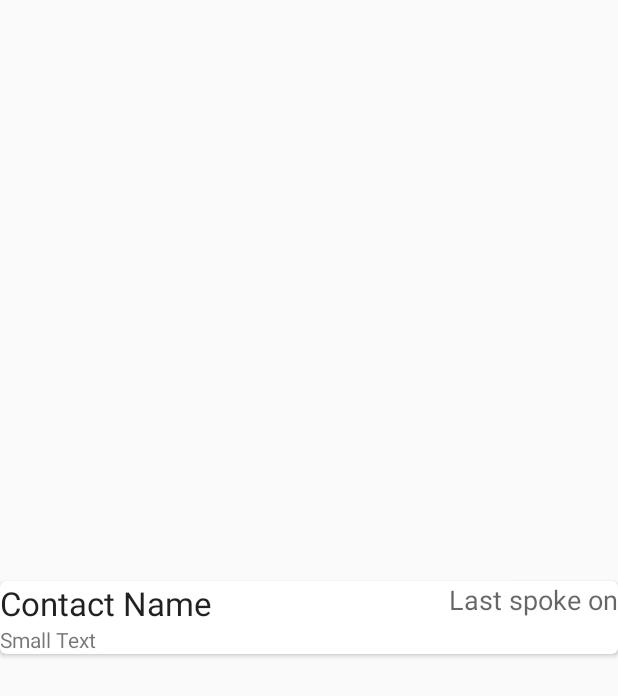
After one commit to AlexREvans/Keep-In-Touch, an Android app: the layout card_last_contact.xml on its own in the app's theme, with its tools: preview values and no code run, on a phone screen of 412 x 824 dp. The commit adds this screen. Shown: the top 696 px of the screen. Run offline under Robolectric (Android 15) with nearby library versions, the phone set to English and light mode, and no system bars.

Commit message:
Added contact card layout

```diff
--- a/app/build.gradle
+++ b/app/build.gradle
@@ -24,4 +24,6 @@ dependencies {
     testCompile 'junit:junit:4.12'
     compile 'com.android.support:appcompat-v7:23.3.0'
     compile 'com.android.support:design:23.3.0'
+    compile 'com.android.support:cardview-v7:23.0.+'
+    compile 'com.android.support:recyclerview-v7:23.0.+'
 }
--- /dev/null
+++ b/app/src/main/res/layout/card_last_contact.xml
@@ -0,0 +1,45 @@
+<?xml version="1.0" encoding="utf-8"?>
+<android.support.v7.widget.CardView xmlns:android="http://schemas.android.com/apk/res/android"
+    xmlns:card_view="http://schemas.android.com/apk/res-auto"
+    android:id="@+id/card_view"
+    android:layout_width="match_parent"
+    android:layout_height="wrap_content"
+    android:layout_gravity="center"
+    card_view:cardCornerRadius="4dp">
+
+    <RelativeLayout
+        android:layout_width="match_parent"
+        android:layout_height="match_parent">
+
+        <TextView
+            android:id="@+id/contactName"
+            android:layout_width="wrap_content"
+            android:layout_height="wrap_content"
+            android:layout_alignParentLeft="true"
+            android:layout_alignParentStart="true"
+            android:layout_alignParentTop="true"
+            android:text="Contact Name"
+            android:textAppearance="?android:attr/textAppearanceLarge" />
+
+        <TextView
+            android:id="@+id/contactOn"
+            android:layout_width="wrap_content"
+            android:layout_height="wrap_content"
+            android:layout_alignParentRight="true"
+            android:layout_alignParentTop="true"
+            android:text="Last spoke on"
+            android:textAppearance="?android:attr/textAppearanceMedium" />
+
+        <TextView
+            android:id="@+id/contactMessage"
+            android:layout_width="match_parent"
+            android:layout_height="wrap_content"
+            android:layout_alignParentLeft="true"
+            android:layout_alignParentRight="true"
+            android:layout_below="@id/contactName"
+            android:text="Small Text"
+            android:textAppearance="?android:attr/textAppearanceSmall" />
+
+    </RelativeLayout>
+
+</android.support.v7.widget.CardView>
```
Also changed, not shown: app/src/main/java/com/alexe/keepintouch/control/ContactAdapter.java (+3 -4 lines), app/src/main/java/com/alexe/keepintouch/control/ContactViewHolder.java (+22 -3 lines).
